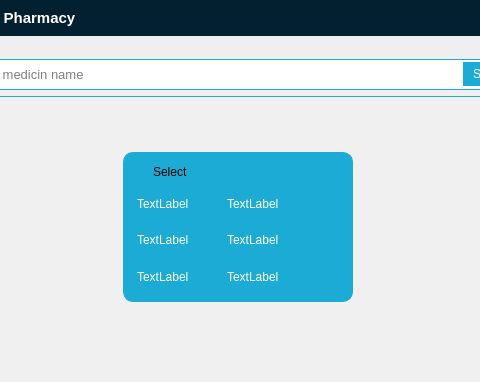
The window that Application_Pharm/Final_Main_FFuiFF.ui (Behiry1/Smart_Pharmcy_System) describes before a commit, drawn with Qt 5; both pictures show x 330 to 810 and y 0 to 382 of the 1085 by 703 pixel window.
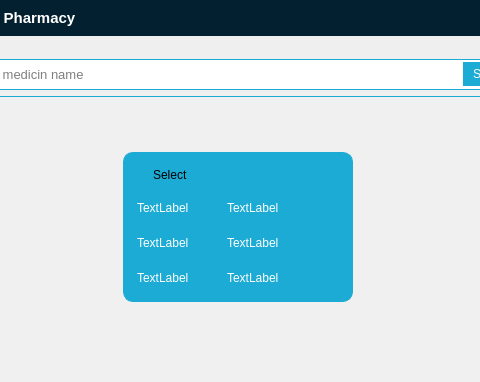
The same window after the commit. The open tabs and pages were chosen to show the change. Icons and pictures are not drawn.

```diff
--- a/Application_Pharm/Final_Main_FFuiFF.ui
+++ b/Application_Pharm/Final_Main_FFuiFF.ui
@@ -1598,7 +1598,7 @@
                                    <x>0</x>
                                    <y>0</y>
                                    <width>581</width>
-                                   <height>443</height>
+                                   <height>438</height>
                                   </rect>
                                  </property>
                                  <layout class="QGridLayout" name="gridLayout_8">
@@ -1651,7 +1651,7 @@
                                        <property name="minimumSize">
                                         <size>
                                          <width>20</width>
-                                         <height>20</height>
+                                         <height>25</height>
                                         </size>
                                        </property>
                                        <property name="maximumSize">
```
Left out of the diff: 15 changed lines with no effect on the pictures.
